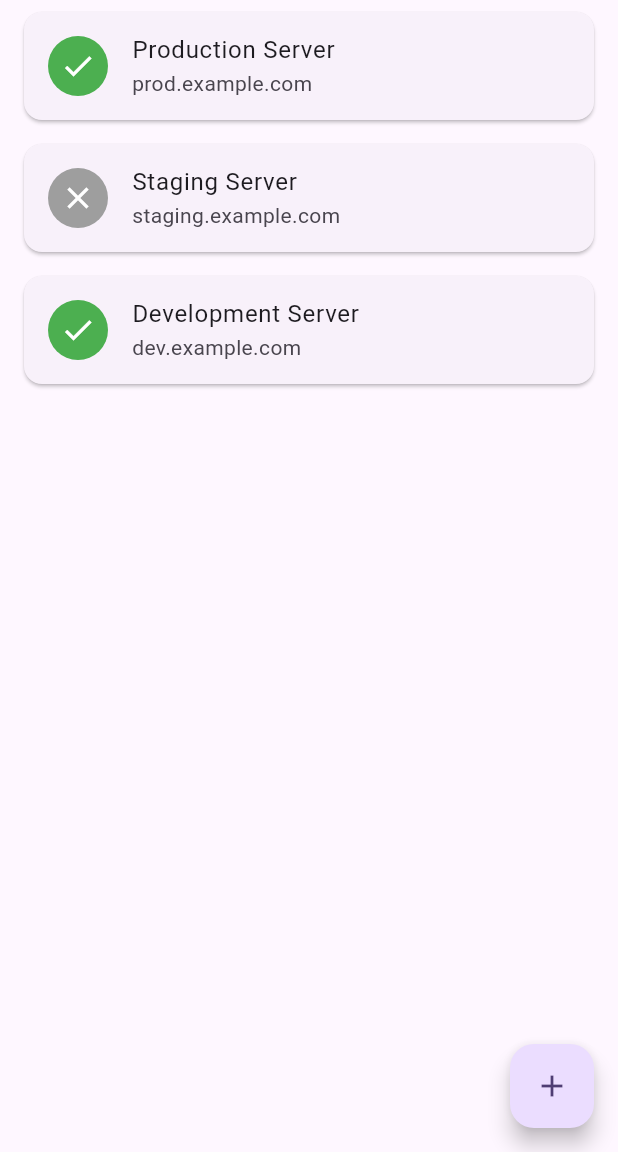
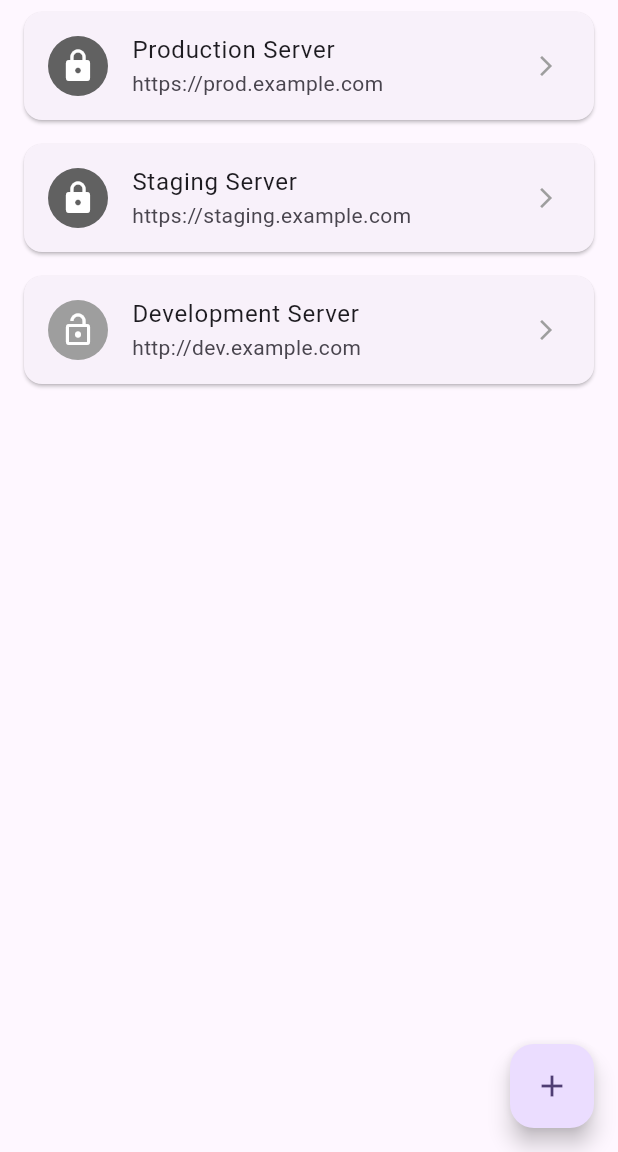
Before and after one commit to outcatcher/silo-tavern, a Flutter app: the screen it shows after launch, on a phone screen of 412 x 824 dp, the part 84-1236 px from its top. Run offline on Flutter 3.47's test engine with Material 3 defaults, Android fonts, the light colour scheme and no system bars.

Commit message:
Fix missing server address schema

```diff
--- a/lib/domain/server.dart
+++ b/lib/domain/server.dart
@@ -2,14 +2,12 @@ class Server {
   final String id;
   final String name;
   final String address;
-  final bool isActive;
   final AuthenticationInfo authentication;
 
   Server({
     required this.id,
     required this.name,
     required this.address,
-    this.isActive = false,
     this.authentication = const AuthenticationInfo.none(),
   });
 }
--- a/lib/domain/server_service.dart
+++ b/lib/domain/server_service.dart
@@ -5,20 +5,17 @@ class ServerService {
     Server(
       id: '1',
       name: 'Production Server',
-      address: 'prod.example.com',
-      isActive: true,
+      address: 'https://prod.example.com',
     ),
     Server(
       id: '2',
       name: 'Staging Server',
-      address: 'staging.example.com',
-      isActive: false,
+      address: 'https://staging.example.com',
     ),
     Server(
       id: '3',
       name: 'Development Server',
-      address: 'dev.example.com',
-      isActive: true,
+      address: 'http://dev.example.com',
     ),
   ];
 
--- a/lib/ui/server_creation_page.dart
+++ b/lib/ui/server_creation_page.dart
@@ -73,9 +73,6 @@ class _ServerCreationPageState extends State<ServerCreationPage> {
                         DateTime.now().millisecondsSinceEpoch.toString(),
                     name: _name,
                     address: _url,
-                    isActive:
-                        widget.initialServer?.isActive ??
-                        false, // Preserve active status for edits
                     authentication: _authType == AuthenticationType.credentials
                         ? AuthenticationInfo.credentials(
                             username: _username,
--- a/lib/ui/server_list_page.dart
+++ b/lib/ui/server_list_page.dart
@@ -139,14 +139,15 @@ class _ServerListPageState extends State<ServerListPage> {
               margin: const EdgeInsets.symmetric(horizontal: 16, vertical: 8),
               child: ListTile(
                 leading: CircleAvatar(
-                  backgroundColor: server.isActive ? Colors.green : Colors.grey,
+                  backgroundColor: server.address.startsWith('https') ? Colors.grey[700] : Colors.grey[500],
                   child: Icon(
-                    server.isActive ? Icons.check : Icons.close,
+                    server.address.startsWith('https') ? Icons.lock : Icons.lock_open,
                     color: Colors.white,
                   ),
                 ),
                 title: Text(server.name),
                 subtitle: Text(server.address),
+                trailing: const Icon(Icons.arrow_forward_ios, size: 16, color: Colors.grey),
               ),
             ),
           );
```
Also changed, not shown: 3 other files.
